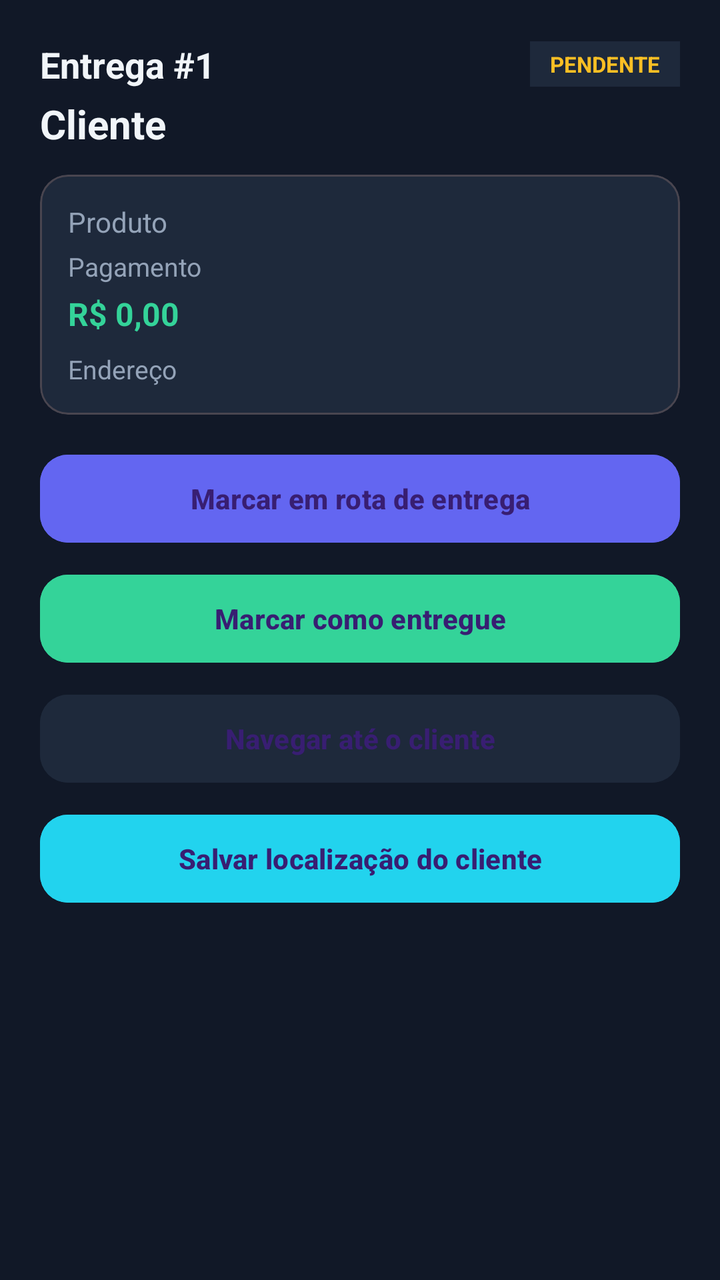
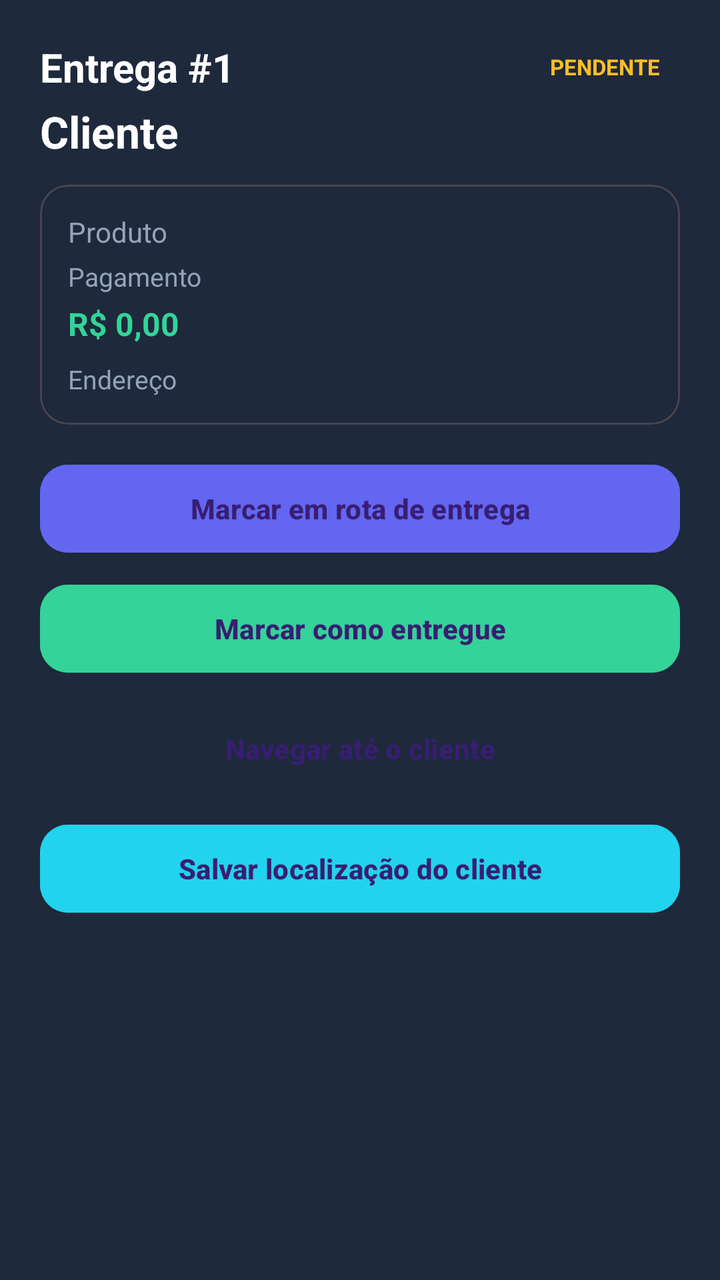

An Android layout rendered at two revisions. The XML below is the earlier revision; the diff shows what the commit changed to produce the second picture.
<!-- AndroidManifest.xml: application theme Theme.Entregador -->
<!-- res/layout/dialog_tarefa_acoes.xml -->
<?xml version="1.0" encoding="utf-8"?>
<ScrollView xmlns:android="http://schemas.android.com/apk/res/android"
    xmlns:app="http://schemas.android.com/apk/res-auto"
    android:layout_width="match_parent"
    android:layout_height="wrap_content"
    android:background="@color/surface"
    android:fillViewport="true">

    <LinearLayout
        android:layout_width="match_parent"
        android:layout_height="wrap_content"
        android:orientation="vertical"
        android:padding="20dp">

        
        <LinearLayout
            android:layout_width="match_parent"
            android:layout_height="wrap_content"
            android:orientation="horizontal"
            android:gravity="center_vertical"
            android:layout_marginBottom="4dp">

            <TextView
                android:id="@+id/tvDialogNumero"
                android:layout_width="0dp"
                android:layout_height="wrap_content"
                android:layout_weight="1"
                android:text="Entrega #1"
                android:textColor="@color/text_primary"
                android:textSize="18sp"
                android:textStyle="bold" />

            <TextView
                android:id="@+id/tvDialogStatus"
                android:layout_width="wrap_content"
                android:layout_height="wrap_content"
                android:paddingHorizontal="10dp"
                android:paddingVertical="4dp"
                android:text="PENDENTE"
                android:textSize="11sp"
                android:textStyle="bold"
                android:textColor="@color/warning"
                android:background="@color/surface_variant" />
        </LinearLayout>

        <TextView
            android:id="@+id/tvDialogCliente"
            android:layout_width="match_parent"
            android:layout_height="wrap_content"
            android:text="Cliente"
            android:textColor="@color/text_primary"
            android:textSize="20sp"
            android:textStyle="bold"
            android:layout_marginBottom="12dp" />

        
        <com.google.android.material.card.MaterialCardView
            android:layout_width="match_parent"
            android:layout_height="wrap_content"
            app:cardBackgroundColor="@color/surface_variant"
            app:cardCornerRadius="14dp"
            app:cardElevation="0dp"
            android:layout_marginBottom="16dp">

            <LinearLayout
                android:layout_width="match_parent"
                android:layout_height="wrap_content"
                android:orientation="vertical"
                android:padding="14dp">

                <TextView
                    android:id="@+id/tvDialogProduto"
                    android:layout_width="match_parent"
                    android:layout_height="wrap_content"
                    android:text="Produto"
                    android:textColor="@color/text_secondary"
                    android:textSize="14sp" />

                <TextView
                    android:id="@+id/tvDialogPagamento"
                    android:layout_width="match_parent"
                    android:layout_height="wrap_content"
                    android:text="Pagamento"
                    android:textColor="@color/text_secondary"
                    android:textSize="13sp"
                    android:layout_marginTop="4dp" />

                <TextView
                    android:id="@+id/tvDialogValor"
                    android:layout_width="match_parent"
                    android:layout_height="wrap_content"
                    android:text="R$ 0,00"
                    android:textColor="@color/success"
                    android:textSize="16sp"
                    android:textStyle="bold"
                    android:layout_marginTop="4dp" />

                <TextView
                    android:id="@+id/tvDialogEndereco"
                    android:layout_width="match_parent"
                    android:layout_height="wrap_content"
                    android:text="Endereço"
                    android:textColor="@color/text_secondary"
                    android:textSize="13sp"
                    android:layout_marginTop="8dp" />
            </LinearLayout>
        </com.google.android.material.card.MaterialCardView>

        
        <LinearLayout
            android:layout_width="match_parent"
            android:layout_height="wrap_content"
            android:orientation="vertical">

            <com.google.android.material.button.MaterialButton
                android:id="@+id/btnIniciar"
                android:layout_width="match_parent"
                android:layout_height="52dp"
                android:text="Marcar em rota de entrega"
                android:textStyle="bold"
                android:layout_marginBottom="8dp"
                app:cornerRadius="14dp"
                android:backgroundTint="@color/primary" />

            <com.google.android.material.button.MaterialButton
                android:id="@+id/btnConcluir"
                android:layout_width="match_parent"
                android:layout_height="52dp"
                android:text="Marcar como entregue"
                android:textStyle="bold"
                android:layout_marginBottom="8dp"
                app:cornerRadius="14dp"
                android:backgroundTint="@color/success" />

            <com.google.android.material.button.MaterialButton
                android:id="@+id/btnNavegar"
                android:layout_width="match_parent"
                android:layout_height="52dp"
                android:text="Navegar até o cliente"
                android:textStyle="bold"
                android:layout_marginBottom="8dp"
                app:cornerRadius="14dp"
                android:backgroundTint="@color/surface_variant" />

            <com.google.android.material.button.MaterialButton
                android:id="@+id/btnSalvarLocal"
                android:layout_width="match_parent"
                android:layout_height="52dp"
                android:text="Salvar localização do cliente"
                android:textStyle="bold"
                android:layout_marginBottom="8dp"
                app:cornerRadius="14dp"
                android:backgroundTint="@color/accent" />

            <com.google.android.material.button.MaterialButton
                android:id="@+id/btnCancelar"
                android:layout_width="match_parent"
                android:layout_height="52dp"
                android:text="Cancelar entrega"
                android:textStyle="bold"
                android:visibility="gone"
                app:cornerRadius="14dp"
                android:backgroundTint="@color/danger" />
        </LinearLayout>


    </LinearLayout>
</ScrollView>
<!-- resources referenced by this layout -->
<resources>
  <color name="accent">#22D3EE</color>
  <color name="danger">#F87171</color>
  <color name="primary">#6366F1</color>
  <color name="success">#34D399</color>
  <color name="surface">#111827</color>
  <color name="surface_variant">#1E293B</color>
  <color name="text_primary">#F1F5F9</color>
  <color name="text_secondary">#94A3B8</color>
  <color name="warning">#FBBF24</color>
  <style name="Theme.Entregador" parent="Theme.Material3.Dark.NoActionBar">
          <item name="colorPrimary">@color/primary</item>
          <item name="colorPrimaryVariant">@color/primary_dark</item>
          <item name="colorSecondary">@color/accent</item>
          <item name="colorSurface">@color/surface</item>
          <item name="colorOnSurface">@color/text_primary</item>
          <item name="android:statusBarColor">@color/background</item>
          <item name="android:navigationBarColor">@color/background</item>
          <item name="android:windowBackground">@color/background</item>
          <item name="android:textColor">@color/text_primary</item>
      </style>
  <color name="primary_dark">#4F46E5</color>
  <color name="background">#0B0F1A</color>
</resources>

<!-- the commit's change to res/layout/dialog_tarefa_acoes.xml (unified diff, before → after) -->
@@ -3,7 +3,7 @@
     xmlns:app="http://schemas.android.com/apk/res-auto"
     android:layout_width="match_parent"
     android:layout_height="wrap_content"
-    android:background="@color/surface"
+    android:background="@color/surface_variant"
     android:fillViewport="true">
 
     <LinearLayout
@@ -26,8 +26,8 @@
                 android:layout_height="wrap_content"
                 android:layout_weight="1"
                 android:text="Entrega #1"
-                android:textColor="@color/text_primary"
-                android:textSize="18sp"
+                android:textColor="@color/white"
+                android:textSize="20sp"
                 android:textStyle="bold" />
 
             <TextView
@@ -48,8 +48,8 @@
             android:layout_width="match_parent"
             android:layout_height="wrap_content"
             android:text="Cliente"
-            android:textColor="@color/text_primary"
-            android:textSize="20sp"
+            android:textColor="@color/white"
+            android:textSize="22sp"
             android:textStyle="bold"
             android:layout_marginBottom="12dp" />
 
<!-- resource entries referenced after the edit -->
@@ -9,6 +9,7 @@
   <color name="text_primary">#F1F5F9</color>
   <color name="text_secondary">#94A3B8</color>
   <color name="warning">#FBBF24</color>
+  <color name="white">#FFFFFF</color>
   <style name="Theme.Entregador" parent="Theme.Material3.Dark.NoActionBar">
           <item name="colorPrimary">@color/primary</item>
           <item name="colorPrimaryVariant">@color/primary_dark</item>
